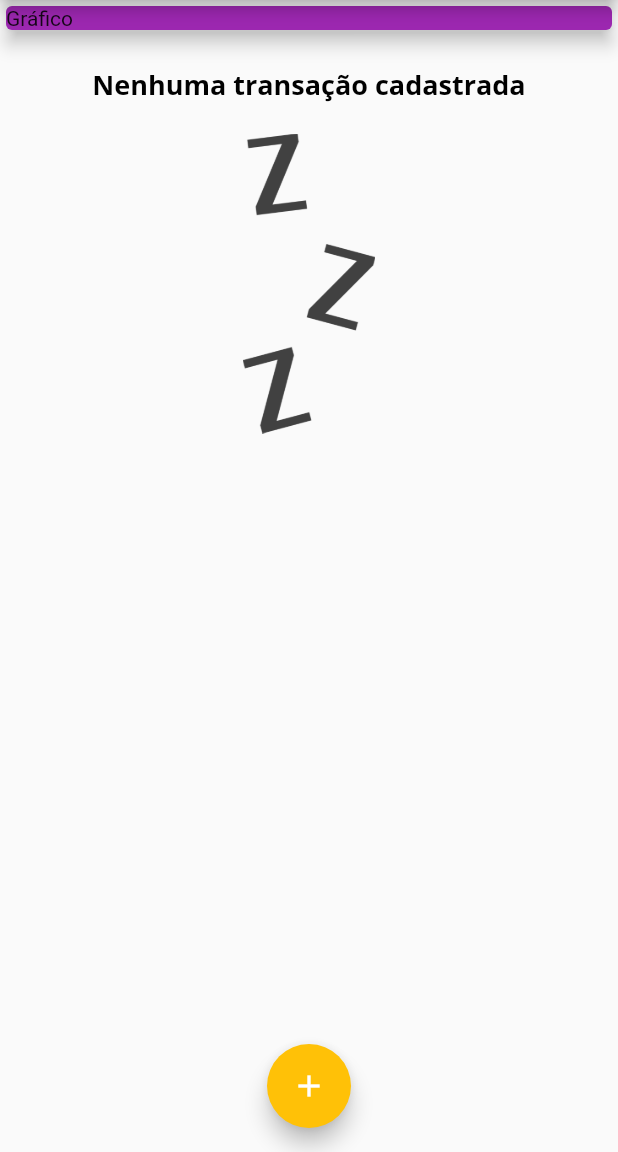
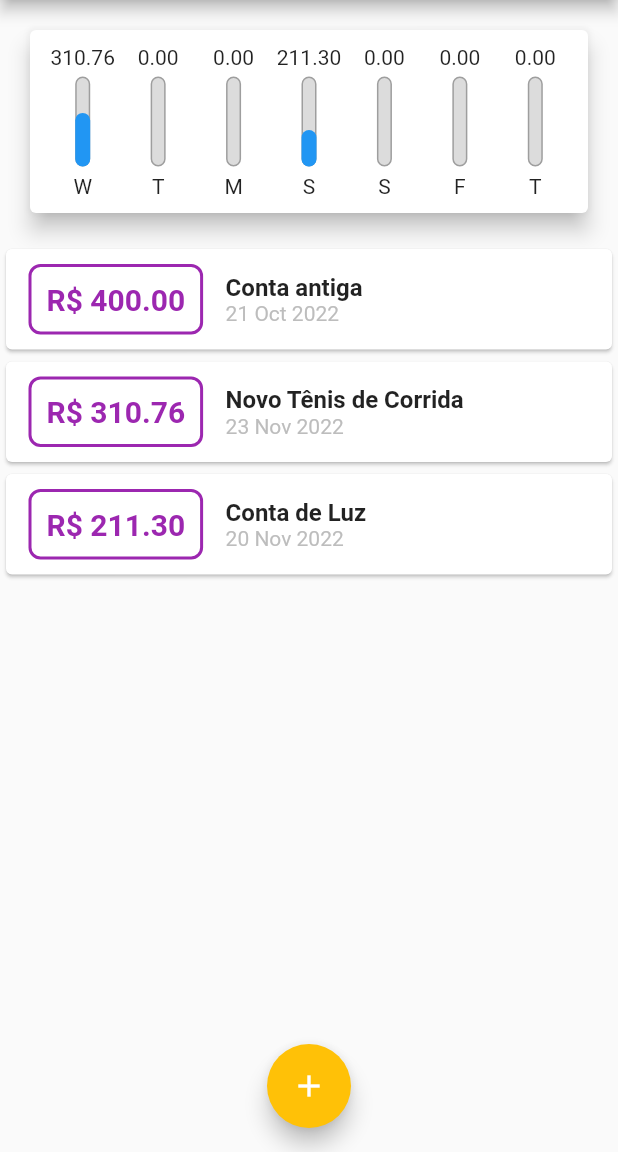
Before and after one commit to William-Munaretto/Flutter_Project_COD3R_expenses, a Flutter app: the screen it shows after launch, on a phone screen of 412 x 824 dp, the part 84-1236 px from its top. Run offline on Flutter 3.47's test engine with Material 2 defaults, Android fonts, the phone set to English and light mode, and no system bars.

Commit message:
finalizado a parte do grafico de percentuais diarios de gastos

```diff
--- a/lib/components/chart.dart
+++ b/lib/components/chart.dart
@@ -1,6 +1,7 @@
 import 'package:flutter/material.dart';
 import 'package:intl/intl.dart';
 import '../models/transaction.dart';
+import 'chart_bar.dart';
 
 class Chart extends StatelessWidget {
 
@@ -8,7 +9,7 @@ class Chart extends StatelessWidget {
 
   Chart(this.recentTransaction);
 
-  List<Map<String, Object>> get groupedTransactions{
+  List<Map<String, dynamic>> get groupedTransactions{
     return List.generate(7, (index) {
       final weekDay = DateTime.now().subtract(
           Duration(
@@ -28,9 +29,6 @@ class Chart extends StatelessWidget {
         }
       }
 
-      print(DateFormat.E().format(weekDay)[0]);
-      print(totalSum);
-
       return {
         'day': DateFormat.E().format(weekDay)[0],
         'value': totalSum,
@@ -38,15 +36,31 @@ class Chart extends StatelessWidget {
     });
   }
 
+  double get _weekTotalValue{
+    return groupedTransactions.fold(0.0, (sum, tr) {
+      return sum + tr['value'];
+    });
+  }
   @override
   Widget build(BuildContext context) {
     return Card(
       elevation: 6,
-      margin: EdgeInsets.all(20),
-      child: Row(
-        children: <Widget>[
-
-        ],
+      margin: const EdgeInsets.all(20),
+      child: Padding(
+        padding: const EdgeInsets.all(10),
+        child: Row(
+          mainAxisAlignment: MainAxisAlignment.spaceAround,
+          children: groupedTransactions.map((tr) {
+            return Flexible(
+              fit: FlexFit.tight,
+              child: ChartBar(
+                  label: tr['day'].toString(),
+                  value: tr['value'],
+                  percentage: tr['value'] / _weekTotalValue,
+              ),
+            );
+          }).toList(),
+        ),
       ),
     );
   }
--- /dev/null
+++ b/lib/components/chart_bar.dart
@@ -0,0 +1,50 @@
+import 'package:flutter/material.dart';
+
+class ChartBar extends StatelessWidget {
+
+  String label;
+  double value;
+  double percentage;
+
+  ChartBar({this.label = '', this.value = 0.0, this.percentage = 0.0});
+
+  @override
+  Widget build(BuildContext context) {
+    return Column(
+      children: <Widget> [
+        FittedBox(child: Text('${value?.toStringAsFixed(2)}')),
+        const SizedBox(height: 5,),
+        SizedBox(
+          height: 60,
+          width: 10,
+          child: Stack(
+            alignment: Alignment.bottomCenter,
+            children: <Widget> [
+              Container(
+                decoration: BoxDecoration(
+                  border: Border.all(
+                    color: Colors.grey,
+                    width: 1.0,
+                  ),
+                  color: const Color.fromRGBO(220, 220, 220, 1),
+                  borderRadius: BorderRadius.circular(5),
+                ),
+              ),
+              FractionallySizedBox(
+                heightFactor: percentage,
+                child: Container(
+                  decoration: BoxDecoration(
+                    color: Theme.of(context).primaryColor,
+                    borderRadius: BorderRadius.circular(5),
+                  ),
+                ),
+              )
+            ],
+          ),
+        ),
+        const SizedBox(height: 5,),
+        Text(label!),
+      ],
+    );
+  }
+}
--- a/lib/main.dart
+++ b/lib/main.dart
@@ -1,3 +1,4 @@
+import 'package:expenses/components/chart.dart';
 import 'package:flutter/material.dart';
 import 'dart:math';
 import './components/transaction_form.dart';
@@ -50,26 +51,38 @@ class MyHomePage extends StatefulWidget {
 
 class _MyHomePageState extends State<MyHomePage> {
   final List<Transaction> _transactions = [
-    // Transaction(
-    //   id: 't1',
-    //   title: 'Novo Tênis de Corrida',
-    //   value: 310.76,
-    //   date: DateTime.now(),
-    // ),
-    // Transaction(
-    //   id: 't2',
-    //   title: 'Conta de Luz',
-    //   value: 211.30,
-    //   date: DateTime.now(),
-    // ),
+    Transaction(
+      id: 't0',
+      title: 'Conta antiga',
+      value: 400.00,
+      date: DateTime.now().subtract(const Duration(days: 33)),
+    ),
+    Transaction(
+      id: 't1',
+      title: 'Novo Tênis de Corrida',
+      value: 310.76,
+      date: DateTime.now(),
+    ),
+    Transaction(
+      id: 't2',
+      title: 'Conta de Luz',
+      value: 211.30,
+      date: DateTime.now().subtract(const Duration(days: 3)),
+    ),
   ];
+
+  List<Transaction> get _recentTransactions{
+    return _transactions.where((tr) {
+      return tr.date.isAfter(DateTime.now().subtract(const Duration(days: 7)));
+    }).toList();
+  }
 
   _addTransaction(String title, double value) {
     final newTransaction = Transaction(
       id: Random().nextDouble().toString(),
       title: title,
       value: value,
-      date: DateTime.now(),
+      date:  DateTime.now().subtract(const Duration(days: 4))
     );
 
     setState(() {
@@ -104,22 +117,15 @@ class _MyHomePageState extends State<MyHomePage> {
         child: Column(
           crossAxisAlignment: CrossAxisAlignment.stretch,
           children: <Widget>[
-            SizedBox(
-              width: double.infinity,
-              child: Card(
-                color: Theme.of(context).colorScheme.primary,
-                child: Text('Gráfico'),
-                elevation: 5,
-              ),
-            ),
+            Chart(_recentTransactions),
             TransactionList(_transactions),
           ],
         ),
       ),
       floatingActionButton: FloatingActionButton(
-        child: Icon(Icons.add),
         onPressed: () => _openTransactionFormModal(context),
         backgroundColor: Theme.of(context).colorScheme.secondary,
+        child: const Icon(Icons.add),
       ),
       floatingActionButtonLocation: FloatingActionButtonLocation.centerFloat,
     );
```
